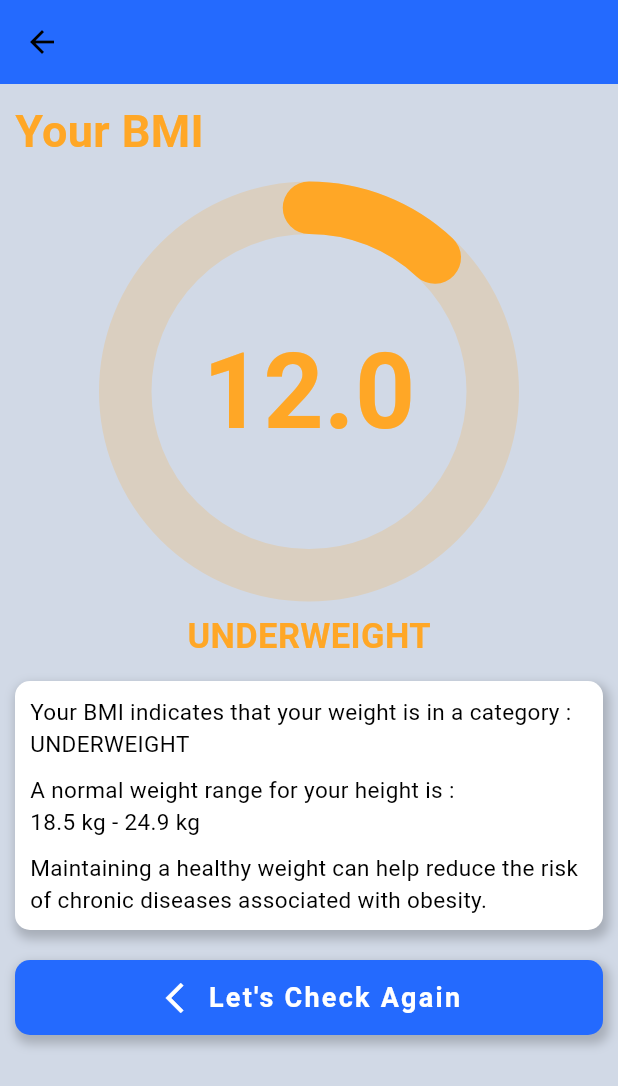
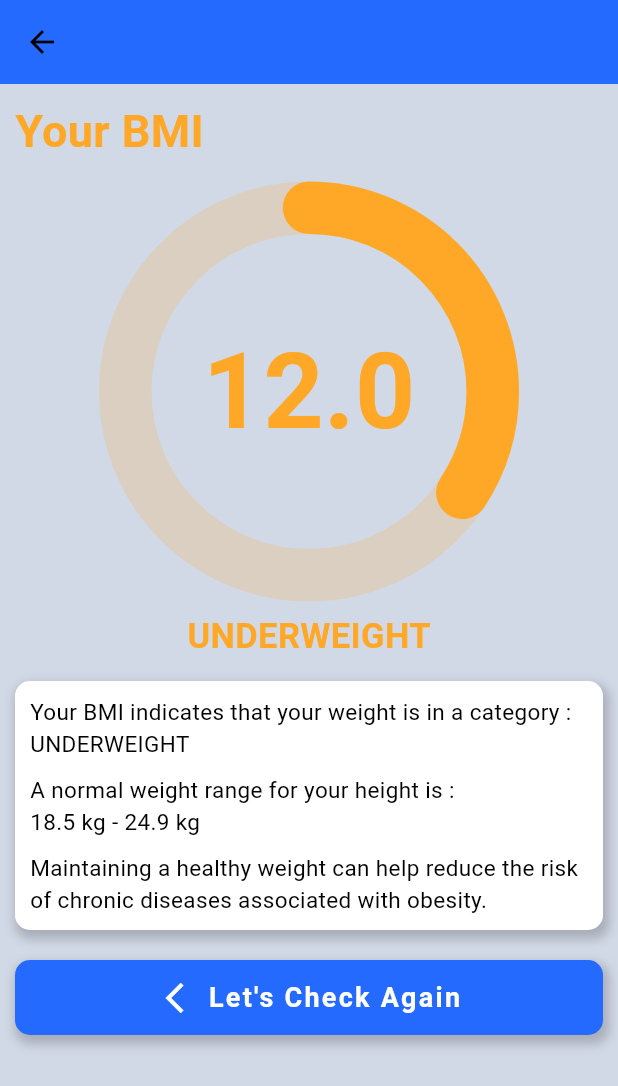
Before and after one commit to wildan-T/bmi_calculator, a Flutter app: the screen it shows after launch, after a tap on "12", after a tap on "Check", on a phone screen of 412 x 824 dp. Shown: the top 1086 px of the screen. Run offline on Flutter 3.47's test engine with Material 3 defaults, Android fonts, the phone set to English and light mode, and no system bars; drawn by our look-alikes of percent_indicator; our stand-ins replace flutter_svg, get, shared_preferences, syncfusion_flutter_sliders.

```diff
--- a/lib/controllers/bmi_controller.dart
+++ b/lib/controllers/bmi_controller.dart
@@ -14,7 +14,6 @@ class BMIController extends GetxController {
     var Hmeter = height / 100;
     tempBMI.value = weight / (Hmeter * Hmeter);
     BMI.value = tempBMI.toStringAsFixed(1);
-    tempBMI.value = double.parse(BMI.value);
     findStatus();
     calculateRecommendedWeight();
     print(BMI);
@@ -50,7 +49,7 @@ class BMIController extends GetxController {
       // colorStatus.value = Color(0xffFEB200);
       colorStatus.value = Color(0xffFFEE58);
     } //25.0 sampai 29.9
-    else if (tempBMI.value >= 30.5 && tempBMI.value <= 34.9) {
+    else if (tempBMI.value >= 30.0 && tempBMI.value <= 34.9) {
       BMIstatus.value = "obese".tr;
       // colorStatus.value = Color(0xffBF6300);
       colorStatus.value = Color(0xffEF5350);
--- a/lib/pages/results_page.dart
+++ b/lib/pages/results_page.dart
@@ -3,6 +3,7 @@ import 'package:get/get.dart';
 import 'package:percent_indicator/circular_percent_indicator.dart';
 import 'package:bmi_calculator/components/button3.dart';
 import 'package:bmi_calculator/controllers/bmi_controller.dart';
+import 'dart:math';
 
 class ResultPage extends StatelessWidget {
   ResultPage({super.key});
@@ -36,9 +37,11 @@ class ResultPage extends StatelessWidget {
               SizedBox(height: 5),
               Container(
                 height: 340,
-                child: SizedBox(
                 child: Obx(
-                    () => CircularPercentIndicator(
+                  () {
+                    // Membatasi nilai persen agar tidak melebihi 1.0
+                    double percent = min(bmiController.tempBMI.value / 35, 1.0);
+                    return CircularPercentIndicator(
                       animationDuration: 1100,
                       footer: Text(
                         bmiController.BMIstatus.value, // Deskripsi
@@ -46,25 +49,27 @@ class ResultPage extends StatelessWidget {
                           color: bmiController.colorStatus.value,
                           fontSize: 23,
                           height: 2,
-                            fontWeight: FontWeight.bold),
+                          fontWeight: FontWeight.bold,
+                        ),
                       ),
                       radius: 140,
                       lineWidth: 35,
                       animation: true,
                       circularStrokeCap: CircularStrokeCap.round,
-                      percent: bmiController.tempBMI.value / 100,
+                      percent: percent,
                       center: Text(
                         bmiController.BMI.value,
                         style: TextStyle(
                           color: bmiController.colorStatus.value,
                           fontSize: 70,
-                            fontWeight: FontWeight.bold),
+                          fontWeight: FontWeight.bold,
+                        ),
                       ),
                       progressColor: bmiController.colorStatus.value,
                       backgroundColor:
                           bmiController.colorStatus.value.withOpacity(0.2),
-                    ),
-                  ),
+                    );
+                  },
                 ),
               ),
               Container(
@@ -74,11 +79,10 @@ class ResultPage extends StatelessWidget {
                   boxShadow: [
                     BoxShadow(
                       color: Colors.black
-                          .withOpacity(0.2), // Warna bayangan dengan kelegapan
-                      spreadRadius:
-                          2, // Menentukan seberapa jauh bayangan menyebar
-                      blurRadius: 5, // Seberapa kabur bayangan
-                      offset: Offset(2, 4), // Posisi bayangan (x, y)
+                          .withOpacity(0.2), // Shadow color and opacity
+                      spreadRadius: 2, // Spread radius of the shadow
+                      blurRadius: 5, // Blur radius
+                      offset: Offset(2, 4), // Position of the shadow
                     ),
                   ],
                 ),
```
Lines whose indentation alone changed are shown as unchanged.
